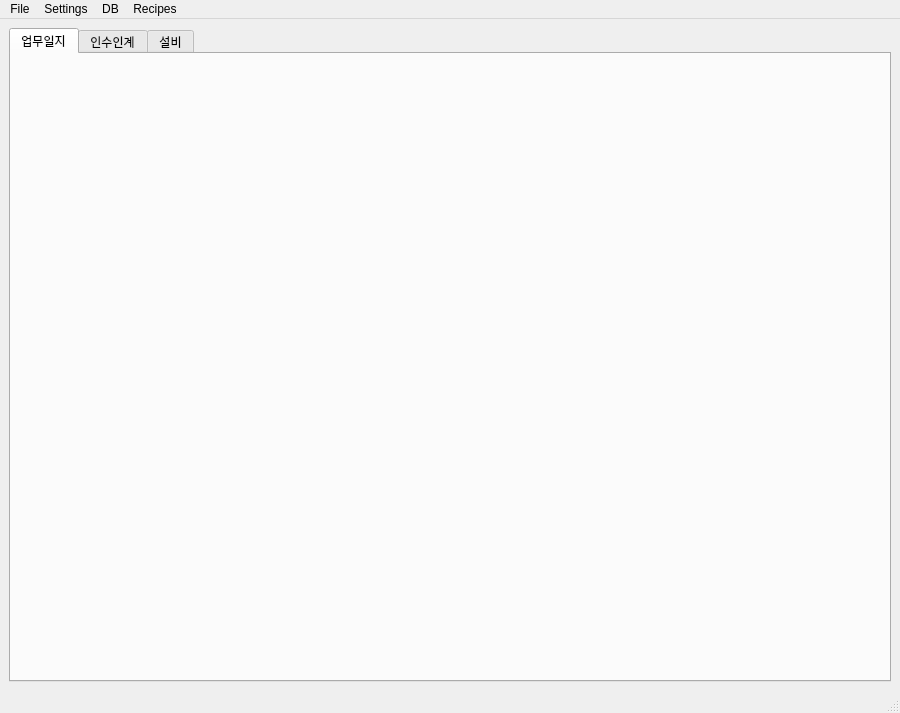
Old version of the form ui/main_window.ui in the repository JoonKai/WorkLog.
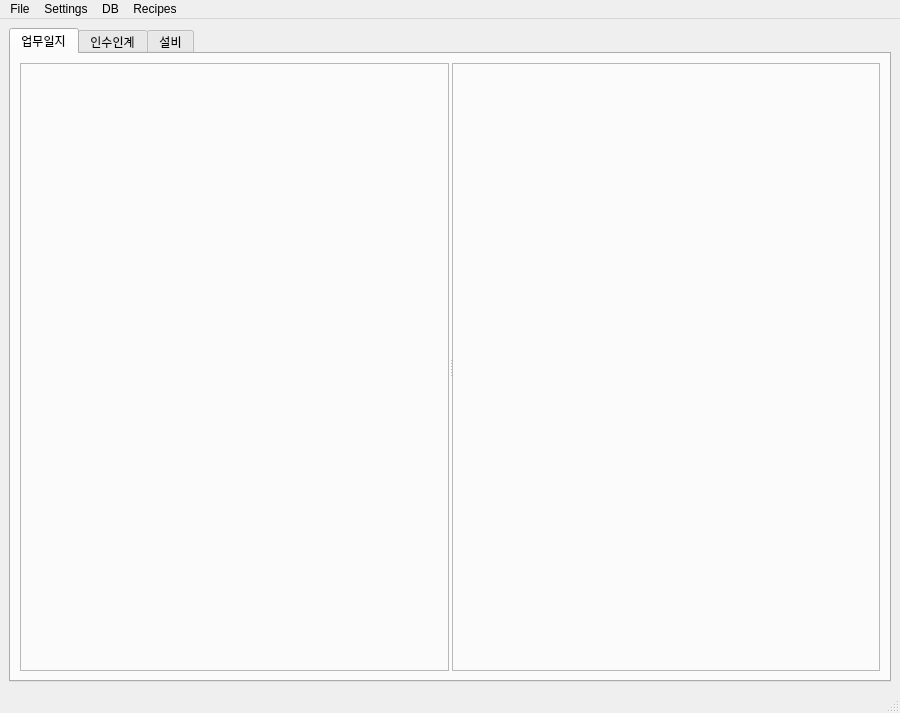
New version of the form.

What changed in the file:
```diff
--- a/ui/main_window.ui
+++ b/ui/main_window.ui
@@ -24,6 +24,58 @@
        <attribute name="title">
         <string>업무일지</string>
        </attribute>
+       <layout class="QGridLayout" name="gridLayout_3">
+        <item row="0" column="0">
+         <widget class="QSplitter" name="worklog_splitter">
+          <property name="frameShape">
+           <enum>QFrame::Shape::NoFrame</enum>
+          </property>
+          <property name="frameShadow">
+           <enum>QFrame::Shadow::Plain</enum>
+          </property>
+          <property name="lineWidth">
+           <number>0</number>
+          </property>
+          <property name="midLineWidth">
+           <number>1</number>
+          </property>
+          <property name="orientation">
+           <enum>Qt::Orientation::Horizontal</enum>
+          </property>
+          <property name="handleWidth">
+           <number>3</number>
+          </property>
+          <widget class="QWidget" name="verticalLayoutWidget">
+           <layout class="QVBoxLayout" name="verticalLayout">
+            <item>
+             <widget class="QFrame" name="frame">
+              <property name="frameShape">
+               <enum>QFrame::Shape::StyledPanel</enum>
+              </property>
+              <property name="frameShadow">
+               <enum>QFrame::Shadow::Raised</enum>
+              </property>
+             </widget>
+            </item>
+           </layout>
+          </widget>
+          <widget class="QWidget" name="verticalLayoutWidget_2">
+           <layout class="QVBoxLayout" name="verticalLayout_2">
+            <item>
+             <widget class="QFrame" name="frame_2">
+              <property name="frameShape">
+               <enum>QFrame::Shape::StyledPanel</enum>
+              </property>
+              <property name="frameShadow">
+               <enum>QFrame::Shadow::Raised</enum>
+              </property>
+             </widget>
+            </item>
+           </layout>
+          </widget>
+         </widget>
+        </item>
+       </layout>
       </widget>
       <widget class="QWidget" name="tab_2">
        <attribute name="title">
```
Left out of the diff: 6 changed lines with no effect on the pictures.
